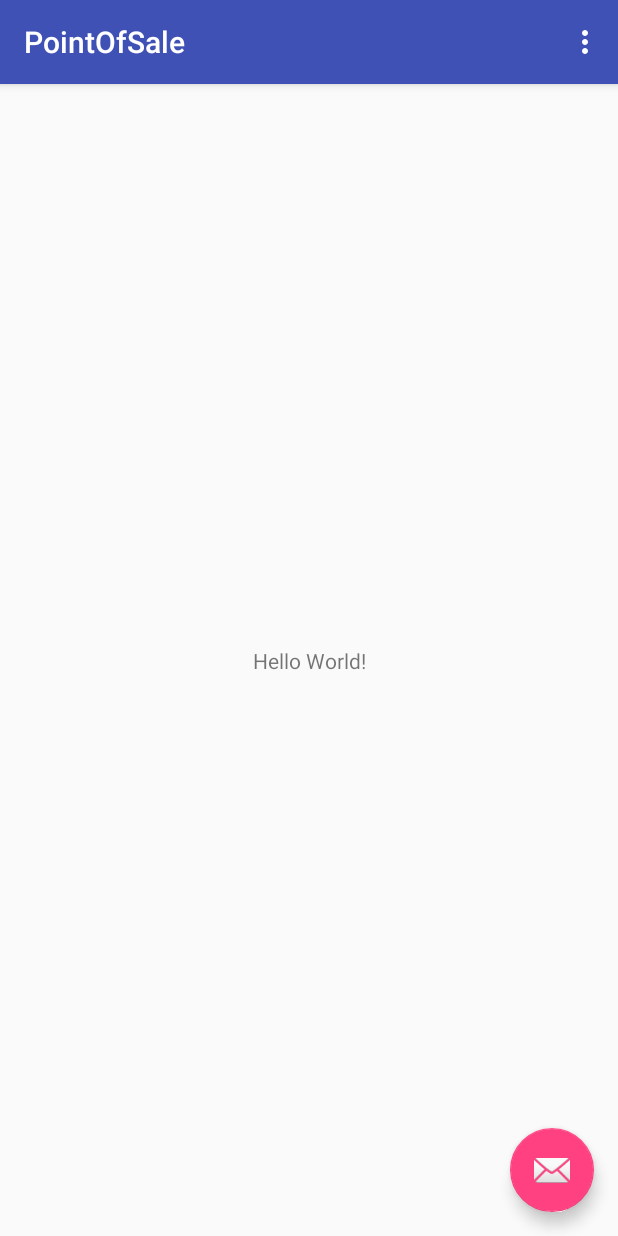
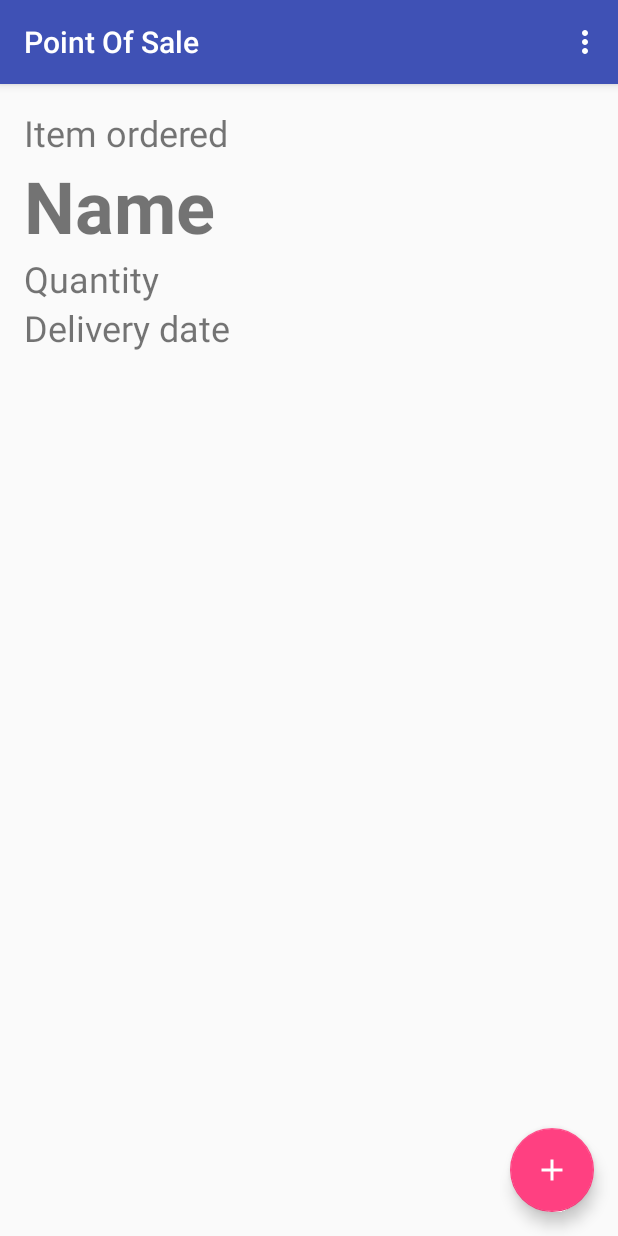
Before and after one commit to AdrianosullivanUL/Android, an Android app: the screen it shows after launch (MainActivity), on a phone screen of 412 x 824 dp. Run offline under Robolectric (Android 15) with nearby library versions, the phone set to English and light mode, and no system bars.

Commit message:
POS - Added given files

```diff
--- a/PointOfSale/app/src/main/res/layout/activity_main.xml
+++ b/PointOfSale/app/src/main/res/layout/activity_main.xml
@@ -28,6 +28,6 @@
         android:layout_height="wrap_content"
         android:layout_gravity="bottom|end"
         android:layout_margin="@dimen/fab_margin"
-        app:srcCompat="@android:drawable/ic_dialog_email" />
+        app:srcCompat="@drawable/ic_add" />
 
 </android.support.design.widget.CoordinatorLayout>
--- a/PointOfSale/app/src/main/res/layout/content_main.xml
+++ b/PointOfSale/app/src/main/res/layout/content_main.xml
@@ -1,20 +1,47 @@
 <?xml version="1.0" encoding="utf-8"?>
-<android.support.constraint.ConstraintLayout xmlns:android="http://schemas.android.com/apk/res/android"
+<LinearLayout xmlns:android="http://schemas.android.com/apk/res/android"
     xmlns:app="http://schemas.android.com/apk/res-auto"
     xmlns:tools="http://schemas.android.com/tools"
+
     android:layout_width="match_parent"
     android:layout_height="match_parent"
+    android:orientation="vertical"
+    android:paddingBottom="@dimen/activity_vertical_margin"
+    android:paddingLeft="@dimen/activity_horizontal_margin"
+    android:paddingRight="@dimen/activity_horizontal_margin"
+    android:paddingTop="@dimen/activity_vertical_margin"
     app:layout_behavior="@string/appbar_scrolling_view_behavior"
     tools:context=".MainActivity"
     tools:showIn="@layout/activity_main">
 
     <TextView
+        android:id="@+id/title_text"
         android:layout_width="wrap_content"
         android:layout_height="wrap_content"
-        android:text="Hello World!"
-        app:layout_constraintBottom_toBottomOf="parent"
-        app:layout_constraintLeft_toLeftOf="parent"
-        app:layout_constraintRight_toRightOf="parent"
-        app:layout_constraintTop_toTopOf="parent" />
+        android:text="Item ordered"
+        android:textSize="24sp" />
 
-</android.support.constraint.ConstraintLayout>
+    <TextView
+        android:id="@+id/name_text"
+        android:layout_width="wrap_content"
+        android:layout_height="wrap_content"
+        android:text="@string/name_start"
+        android:textSize="48sp"
+        android:textStyle="bold" />
+
+    <TextView
+        android:id="@+id/quantity_text"
+        android:layout_width="wrap_content"
+        android:layout_height="wrap_content"
+        android:text="@string/quantity_start"
+        android:textSize="24sp" />
+
+    <TextView
+        android:id="@+id/date_text"
+        android:layout_width="wrap_content"
+        android:layout_height="wrap_content"
+        android:text="@string/date_start"
+        android:textSize="24sp" />
+
+
+</LinearLayout>
--- a/PointOfSale/app/src/main/res/values/dimens.xml
+++ b/PointOfSale/app/src/main/res/values/dimens.xml
@@ -1,3 +1,6 @@
 <resources>
+    <!-- Default screen margins, per the Android Design guidelines. -->
+    <dimen name="activity_horizontal_margin">16dp</dimen>
+    <dimen name="activity_vertical_margin">16dp</dimen>
     <dimen name="fab_margin">16dp</dimen>
 </resources>
```
Also changed, not shown: PointOfSale/app/src/main/java/ie/ul/adrianosullivan/pointofsale/Item.java (added, +60 -0 lines), PointOfSale/app/src/main/res/values/strings.xml (+12 -1 lines), PointOfSale/app/src/main/res/drawable/ic_add.png (added), 2 other files.
